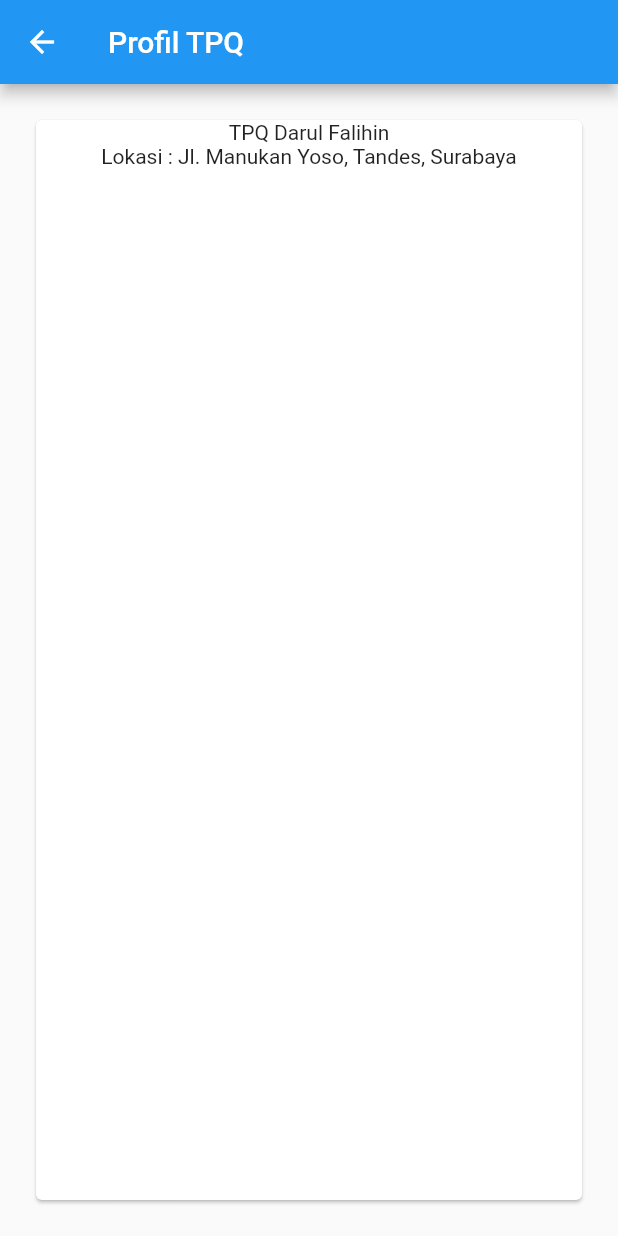
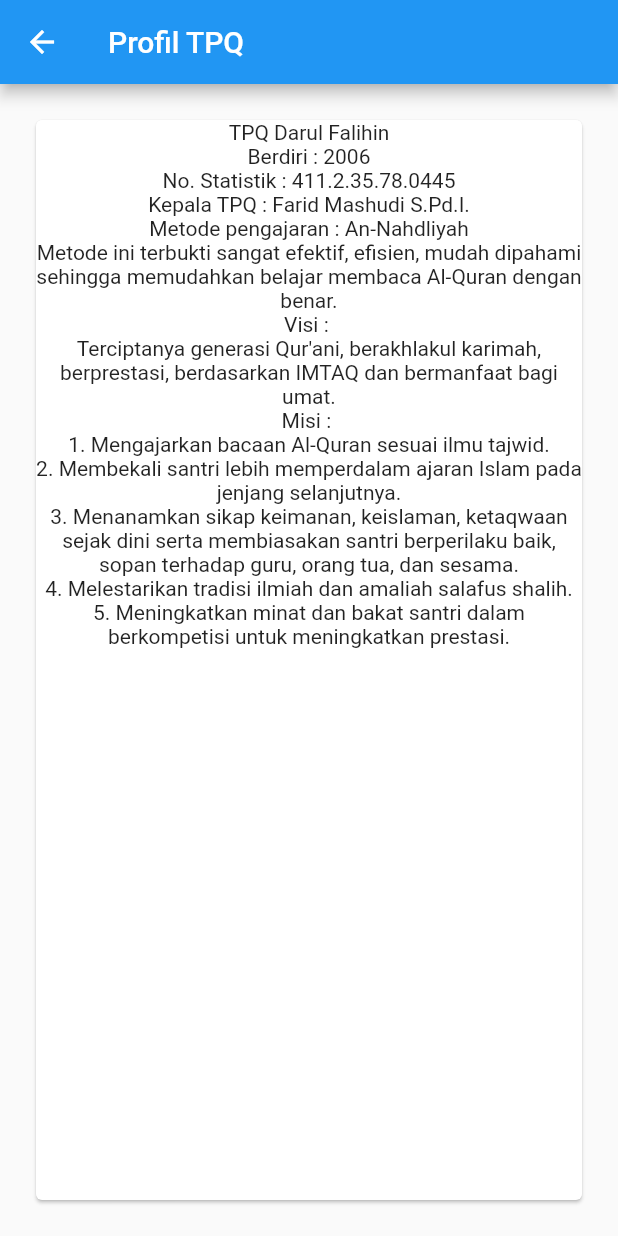
Before and after one commit to AchmadSyahh226/MyTPQ_Mobile, a Flutter app: the MyTpqProfil screen opened directly, on a phone screen of 412 x 824 dp. Run offline on Flutter 3.47's test engine with Material 2 defaults, Android fonts, the phone set to English and light mode, and no system bars.

Commit message:
Menambah informasi profil TPQ

```diff
--- a/lib/profiltpq.dart
+++ b/lib/profiltpq.dart
@@ -11,7 +11,9 @@ class _MyTpqProfilState extends State<MyTpqProfil> {
   @override
   Widget build(BuildContext context) {
     return Scaffold(
-      appBar: AppBar(title: const Text("Profil TPQ"),),
+        appBar: AppBar(
+          title: const Text("Profil TPQ"),
+        ),
         body: Container(
           padding: const EdgeInsets.all(20),
           child: Card(
@@ -19,7 +21,33 @@ class _MyTpqProfilState extends State<MyTpqProfil> {
               child: Column(
                 children: const <Widget>[
                   Text("TPQ Darul Falihin"),
-                Text("Lokasi : Jl. Manukan Yoso, Tandes, Surabaya"),
+                  Text("Berdiri : 2006"),
+                  Text("No. Statistik : 411.2.35.78.0445"),
+                  Text("Kepala TPQ : Farid Mashudi S.Pd.I."),
+                  Text("Metode pengajaran : An-Nahdliyah"),
+                  Text(
+                    "Metode ini terbukti sangat efektif, efisien, mudah dipahami sehingga memudahkan belajar membaca Al-Quran dengan benar.",
+                    textAlign: TextAlign.center,
+                  ),
+                  Text("Visi : "),
+                  Text(
+                    "Terciptanya generasi Qur'ani, berakhlakul karimah, berprestasi, berdasarkan IMTAQ dan bermanfaat bagi umat.",
+                    textAlign: TextAlign.center,
+                  ),
+                  Text("Misi : "),
+                  Text("1. Mengajarkan bacaan Al-Quran sesuai ilmu tajwid.", textAlign: TextAlign.center,),
+                  Text(
+                      "2. Membekali santri lebih memperdalam ajaran Islam pada jenjang selanjutnya.", textAlign: TextAlign.center,),
+                  Text(
+                    "3. Menanamkan sikap keimanan, keislaman, ketaqwaan sejak dini serta membiasakan santri berperilaku baik, sopan terhadap guru, orang tua, dan sesama.",
+                    textAlign: TextAlign.center,
+                  ),
+                  Text(
+                      "4. Melestarikan tradisi ilmiah dan amaliah salafus shalih.", textAlign: TextAlign.center,),
+                  Text(
+                    "5. Meningkatkan minat dan bakat santri dalam berkompetisi untuk meningkatkan prestasi.",
+                    textAlign: TextAlign.center,
+                  ),
                 ],
               ),
             ),
```
Lines whose indentation alone changed are shown as unchanged.
